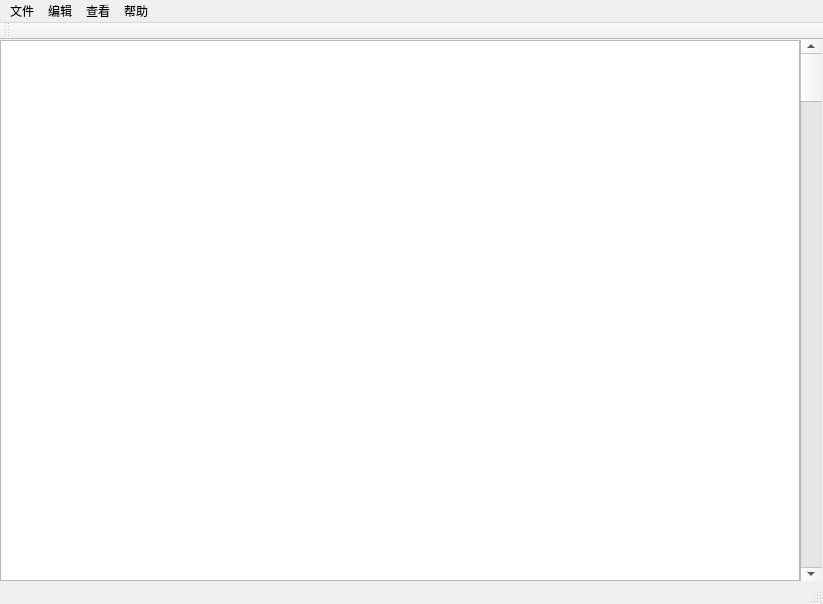
The window that window.ui (lxxx233/note) describes before a commit, drawn with Qt 5.
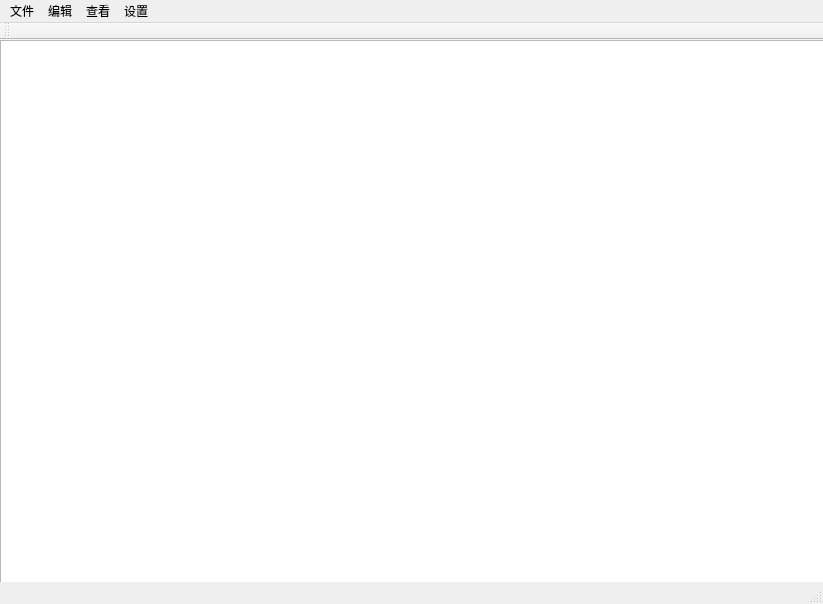
The same window after the commit.

Diff of the .ui file:
```diff
--- a/window.ui
+++ b/window.ui
@@ -19,24 +19,11 @@
      <rect>
       <x>0</x>
       <y>0</y>
-      <width>800</width>
-      <height>541</height>
+      <width>831</width>
+      <height>561</height>
      </rect>
     </property>
    </widget>
-   <widget class="QScrollBar" name="verticalScrollBar">
-    <property name="geometry">
-     <rect>
-      <x>800</x>
-      <y>0</y>
-      <width>22</width>
-      <height>541</height>
-     </rect>
-    </property>
-    <property name="orientation">
-     <enum>Qt::Vertical</enum>
-    </property>
-   </widget>
   </widget>
   <widget class="QMenuBar" name="menubar">
    <property name="geometry">
@@ -94,7 +81,7 @@
    </widget>
    <widget class="QMenu" name="menu_5">
     <property name="title">
-     <string>帮助</string>
+     <string>设置</string>
     </property>
     <addaction name="Help_1"/>
     <addaction name="Help_2"/>
```
Left out of the diff: 15 changed lines with no effect on the pictures.
